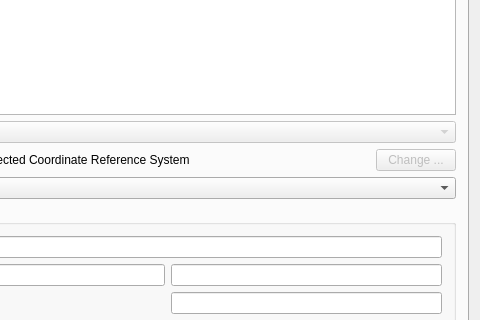
Above: src/ui/qgsowssourceselectbase.ui from qgis/QGIS before the change; both pictures show x 215 to 695 and y 187 to 507 of the 695 by 615 pixel window. Below: the same form after it.
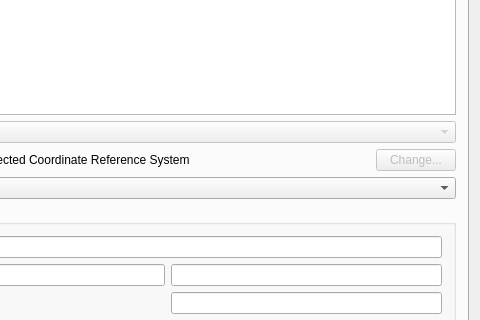
That is the form after the change. Icons and pictures are not drawn.

What changed in the file:
```diff
--- a/src/ui/qgsowssourceselectbase.ui
+++ b/src/ui/qgsowssourceselectbase.ui
@@ -250,7 +250,7 @@
              <bool>false</bool>
             </property>
             <property name="text">
-             <string>Change ...</string>
+             <string>Change...</string>
             </property>
            </widget>
           </item>
```
